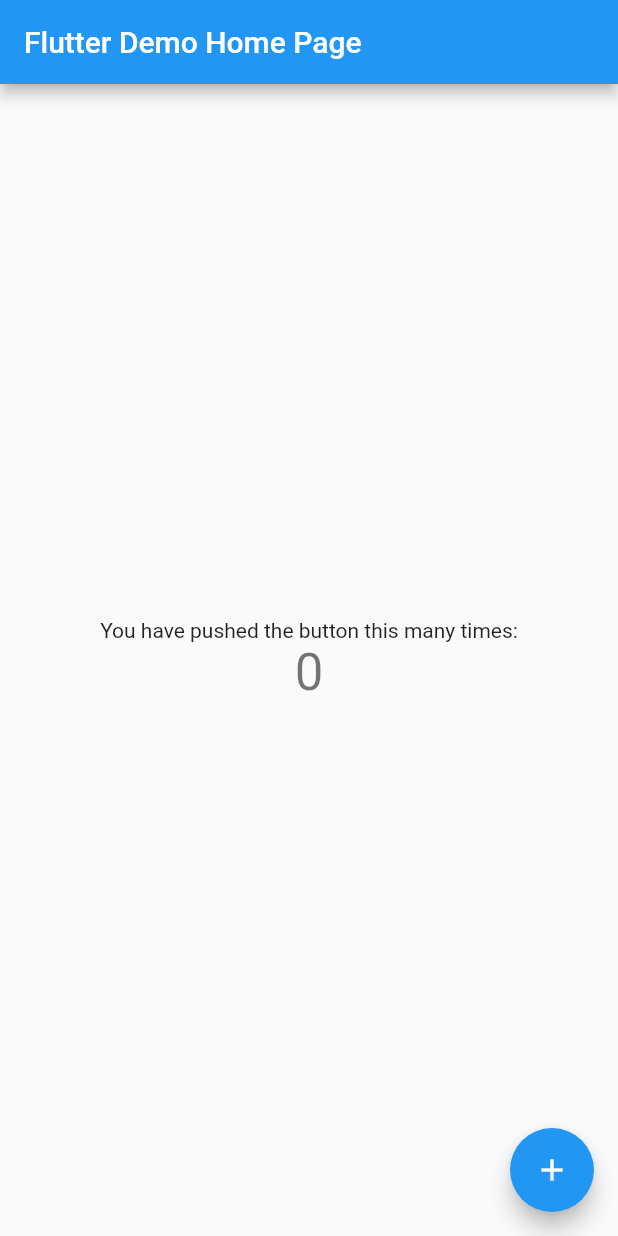
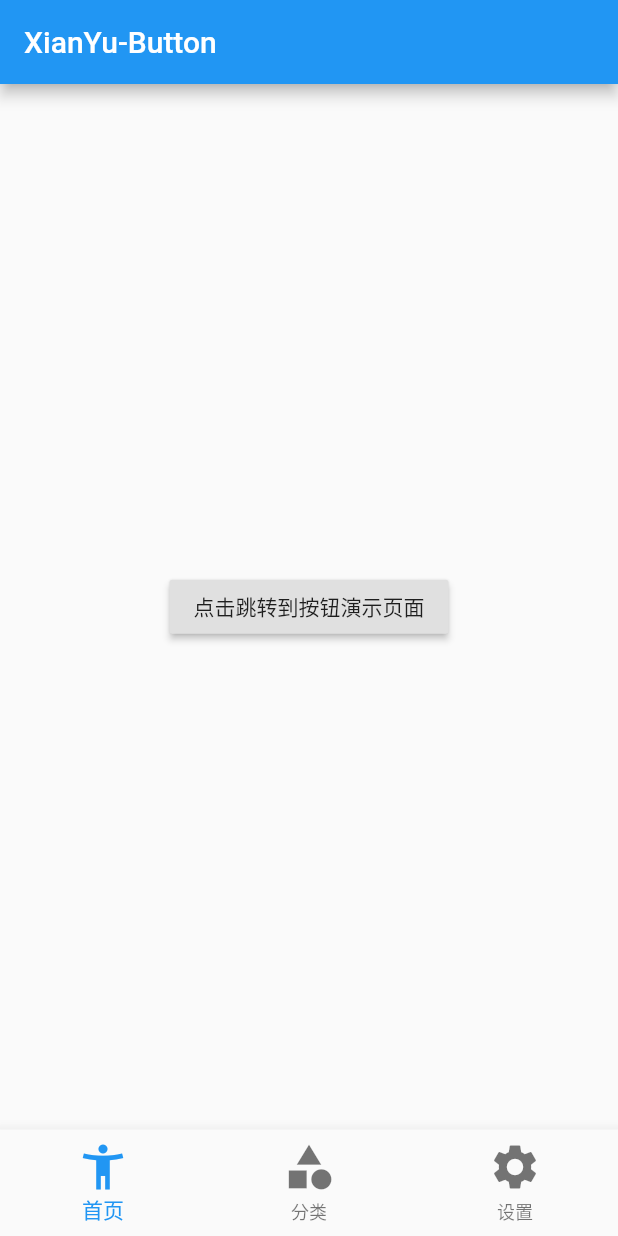
Before and after one commit to chatgpt10/flutter_xianyuButton, a Flutter app: the screen it shows after launch, on a phone screen of 412 x 824 dp. Run offline on Flutter 3.47's test engine with Material 2 defaults, Android fonts, the light colour scheme and no system bars.

Commit message:
feat:基础路由&页面

```diff
--- a/lib/main.dart
+++ b/lib/main.dart
@@ -1,115 +1,21 @@
+// 核心库
 import 'package:flutter/material.dart';
+// 获取路由文件
+import 'routes/Routes.dart';
 
-void main() {
-  runApp(const MyApp());
+void main(List<String> args) {
+  runApp(myApp());
 }
 
-class MyApp extends StatelessWidget {
-  const MyApp({Key? key}) : super(key: key);
+class myApp extends StatelessWidget {
+  const myApp({Key? key}) : super(key: key);
 
-  // This widget is the root of your application.
   @override
   Widget build(BuildContext context) {
     return MaterialApp(
-      title: 'Flutter Demo',
-      theme: ThemeData(
-        // This is the theme of your application.
-        //
-        // Try running your application with "flutter run". You'll see the
-        // application has a blue toolbar. Then, without quitting the app, try
-        // changing the primarySwatch below to Colors.green and then invoke
-        // "hot reload" (press "r" in the console where you ran "flutter run",
-        // or simply save your changes to "hot reload" in a Flutter IDE).
-        // Notice that the counter didn't reset back to zero; the application
-        // is not restarted.
-        primarySwatch: Colors.blue,
-      ),
-      home: const MyHomePage(title: 'Flutter Demo Home Page'),
+      debugShowCheckedModeBanner: false, //去掉debug样式
+      initialRoute: '/', //初试加载路由
+      onGenerateRoute: onGenerateRoute,
     );
   }
 }
-
-class MyHomePage extends StatefulWidget {
-  const MyHomePage({Key? key, required this.title}) : super(key: key);
-
-  // This widget is the home page of your application. It is stateful, meaning
-  // that it has a State object (defined below) that contains fields that affect
-  // how it looks.
-
-  // This class is the configuration for the state. It holds the values (in this
-  // case the title) provided by the parent (in this case the App widget) and
-  // used by the build method of the State. Fields in a Widget subclass are
-  // always marked "final".
-
-  final String title;
-
-  @override
-  State<MyHomePage> createState() => _MyHomePageState();
-}
-
-class _MyHomePageState extends State<MyHomePage> {
-  int _counter = 0;
-
-  void _incrementCounter() {
-    setState(() {
-      // This call to setState tells the Flutter framework that something has
-      // changed in this State, which causes it to rerun the build method below
-      // so that the display can reflect the updated values. If we changed
-      // _counter without calling setState(), then the build method would not be
-      // called again, and so nothing would appear to happen.
-      _counter++;
-    });
-  }
-
-  @override
-  Widget build(BuildContext context) {
-    // This method is rerun every time setState is called, for instance as done
-    // by the _incrementCounter method above.
-    //
-    // The Flutter framework has been optimized to make rerunning build methods
-    // fast, so that you can just rebuild anything that needs updating rather
-    // than having to individually change instances of widgets.
-    return Scaffold(
-      appBar: AppBar(
-        // Here we take the value from the MyHomePage object that was created by
-        // the App.build method, and use it to set our appbar title.
-        title: Text(widget.title),
-      ),
-      body: Center(
-        // Center is a layout widget. It takes a single child and positions it
-        // in the middle of the parent.
-        child: Column(
-          // Column is also a layout widget. It takes a list of children and
-          // arranges them vertically. By default, it sizes itself to fit its
-          // children horizontally, and tries to be as tall as its parent.
-          //
-          // Invoke "debug painting" (press "p" in the console, choose the
-          // "Toggle Debug Paint" action from the Flutter Inspector in Android
-          // Studio, or the "Toggle Debug Paint" command in Visual Studio Code)
-          // to see the wireframe for each widget.
-          //
-          // Column has various properties to control how it sizes itself and
-          // how it positions its children. Here we use mainAxisAlignment to
-          // center the children vertically; the main axis here is the vertical
-          // axis because Columns are vertical (the cross axis would be
-          // horizontal).
-          mainAxisAlignment: MainAxisAlignment.center,
-          children: <Widget>[
-            const Text(
-              'You have pushed the button this many times:',
-            ),
-            Text(
-              '$_counter',
-              style: Theme.of(context).textTheme.headline4,
-            ),
-          ],
-        ),
-      ),
-      floatingActionButton: FloatingActionButton(
-        onPressed: _incrementCounter,
-        tooltip: 'Increment',
-        child: const Icon(Icons.add),
-      ), // This trailing comma makes auto-formatting nicer for build methods.
-    );
-  }
-}
--- /dev/null
+++ b/lib/pages/Tabs.dart
@@ -0,0 +1,54 @@
+import 'package:flutter/material.dart';
+
+import 'tabs/Category.dart';
+import 'tabs/Home.dart';
+import 'tabs/Setting.dart';
+
+class Tabs extends StatefulWidget {
+  final index;
+  Tabs({Key? key, this.index = 0}) : super(key: key);
+
+  @override
+  _TabsState createState() => _TabsState(this.index);
+}
+
+class _TabsState extends State<Tabs> {
+  int _currentIndex;
+  _TabsState(this._currentIndex);
+
+  List _pageList = [HomePage(), CategoryPage(), SettingPage()];
+
+  @override
+  Widget build(BuildContext context) {
+    return Scaffold(
+      appBar: AppBar(
+        title: Text("XianYu-Button"),
+      ),
+      body: this._pageList[this._currentIndex],
+      bottomNavigationBar: BottomNavigationBar(
+        currentIndex: this._currentIndex, //当前选中的按钮
+        onTap: (int index) {
+          setState(() {
+            this._currentIndex = index;
+            print(index);
+          });
+        },
+        iconSize: 36.0,
+        items: [
+          BottomNavigationBarItem(
+            icon: Icon(Icons.accessibility_new_sharp),
+            label: "首页",
+          ),
+          BottomNavigationBarItem(
+            icon: Icon(Icons.category),
+            label: "分类",
+          ),
+          BottomNavigationBarItem(
+            icon: Icon(Icons.settings),
+            label: "设置",
+          ),
+        ],
+      ),
+    );
+  }
+}
--- /dev/null
+++ b/lib/pages/tabs/Home.dart
@@ -0,0 +1,26 @@
+import 'package:flutter/material.dart';
+
+class HomePage extends StatefulWidget {
+  HomePage({Key? key}) : super(key: key);
+
+  _HomePageState createState() => _HomePageState();
+}
+
+class _HomePageState extends State<HomePage> {
+  @override
+  Widget build(BuildContext context) {
+    return Center(
+      child: Row(
+        mainAxisAlignment: MainAxisAlignment.center,
+        children: [
+            RaisedButton(
+              child: Text('点击跳转到按钮演示页面'),
+              onPressed: (){
+                  Navigator.pushNamed(context, '/buttonPage');
+              },
+            )
+        ]
+      ),
+    );
+  }
+}
--- /dev/null
+++ b/lib/routes/Routes.dart
@@ -0,0 +1,25 @@
+// 核心库
+import 'package:flutter/material.dart';
+// 引入页面
+import '../pages/Tabs.dart';
+
+// 配置路由
+final Map<String, Function> routes = {'/': (context) => Tabs()};
+
+//固定写法 统一处理 路由
+var onGenerateRoute = (RouteSettings settings) {
+  final String? name = settings.name;
+  final Function? pageContentBuilder = routes[name];
+  if (pageContentBuilder != null) {
+    if (settings.arguments != null) {
+      final Route route = MaterialPageRoute(
+          builder: (context) =>
+              pageContentBuilder(context, arguments: settings.arguments));
+      return route;
+    } else {
+      final Route route =
+          MaterialPageRoute(builder: (context) => pageContentBuilder(context));
+      return route;
+    }
+  }
+};
```
Also changed, not shown: lib/pages/tabs/Category.dart (added, +139 -0 lines), lib/pages/tabs/Setting.dart (added, +33 -0 lines), 1 other file.
